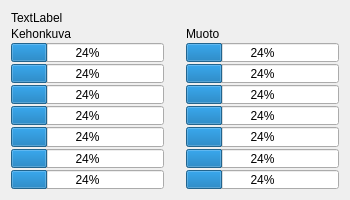
Before: the Qt Designer form kappalewidget.ui in ismotee/olentoStatistics, drawn with Qt 5.
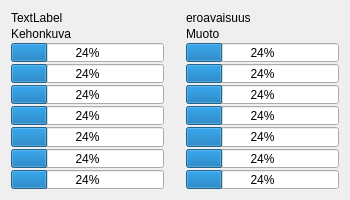
After: the same form once the commit is applied.

What changed in the file:
```diff
--- a/kappalewidget.ui
+++ b/kappalewidget.ui
@@ -190,6 +190,13 @@
        </property>
       </widget>
      </item>
+     <item row="1" column="2">
+      <widget class="QLabel" name="eroavaisuus">
+       <property name="text">
+        <string>eroavaisuus</string>
+       </property>
+      </widget>
+     </item>
     </layout>
    </item>
   </layout>
```
Left out of the diff: 28 changed lines with no effect on the pictures.
